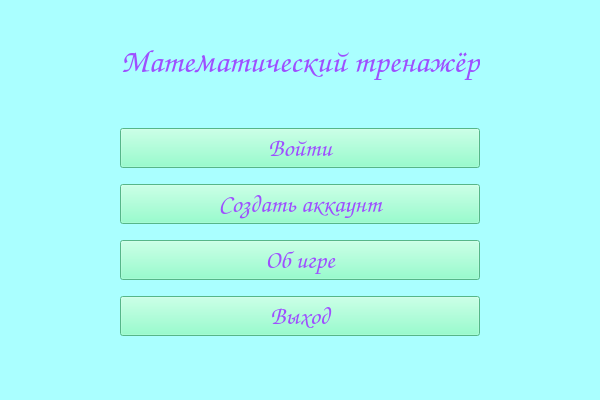
This is mainwindow.ui in Vladusecho/MathTrainer as Qt 5 draws it before an edit. The edited form follows.
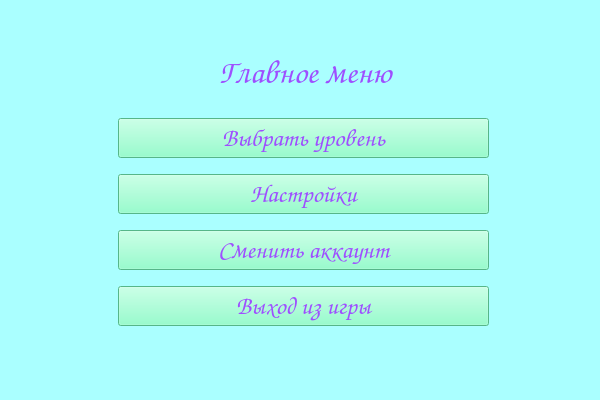
This is the edited form. The open tabs and pages were chosen to show the change.

Commit message: Update mainwindow. Now it has widget stack and I added new activity with main menu. Create functions switch account and exit the game in new activity

```diff
--- a/mainwindow.ui
+++ b/mainwindow.ui
@@ -35,10 +35,20 @@
    <string notr="true">background :rgb(170, 255, 255)</string>
   </property>
   <widget class="QWidget" name="centralwidget">
+   <widget class="QStackedWidget" name="mainStack">
+    <property name="geometry">
+     <rect>
+      <x>9</x>
+      <y>9</y>
+      <width>581</width>
+      <height>361</height>
+     </rect>
+    </property>
+    <widget class="QWidget" name="main">
    <widget class="QWidget" name="gridLayoutWidget">
     <property name="geometry">
      <rect>
-      <x>0</x>
+        <x>-10</x>
       <y>0</y>
       <width>601</width>
       <height>351</height>
@@ -230,6 +240,190 @@
     </layout>
    </widget>
   </widget>
+    <widget class="QWidget" name="game">
+     <widget class="QLabel" name="ll_main_menu">
+      <property name="geometry">
+       <rect>
+        <x>80</x>
+        <y>40</y>
+        <width>432</width>
+        <height>46</height>
+       </rect>
+      </property>
+      <property name="sizePolicy">
+       <sizepolicy hsizetype="Maximum" vsizetype="Maximum">
+        <horstretch>0</horstretch>
+        <verstretch>0</verstretch>
+       </sizepolicy>
+      </property>
+      <property name="font">
+       <font>
+        <family>Comic Sans MS</family>
+        <pointsize>25</pointsize>
+        <bold>true</bold>
+       </font>
+      </property>
+      <property name="styleSheet">
+       <string notr="true">color:rgb(158, 79, 255)</string>
+      </property>
+      <property name="text">
+       <string>Главное меню</string>
+      </property>
+      <property name="alignment">
+       <set>Qt::AlignmentFlag::AlignCenter</set>
+      </property>
+     </widget>
+     <widget class="QWidget" name="verticalLayoutWidget">
+      <property name="geometry">
+       <rect>
+        <x>109</x>
+        <y>99</y>
+        <width>371</width>
+        <height>231</height>
+       </rect>
+      </property>
+      <layout class="QVBoxLayout" name="verticalLayout">
+       <item>
+        <widget class="QPushButton" name="btn_select_lvl">
+         <property name="sizePolicy">
+          <sizepolicy hsizetype="Minimum" vsizetype="Maximum">
+           <horstretch>0</horstretch>
+           <verstretch>0</verstretch>
+          </sizepolicy>
+         </property>
+         <property name="font">
+          <font>
+           <family>Comic Sans MS</family>
+           <pointsize>19</pointsize>
+           <bold>true</bold>
+           <stylestrategy>PreferDefault</stylestrategy>
+          </font>
+         </property>
+         <property name="cursor">
+          <cursorShape>PointingHandCursor</cursorShape>
+         </property>
+         <property name="layoutDirection">
+          <enum>Qt::LayoutDirection::LeftToRight</enum>
+         </property>
+         <property name="styleSheet">
+          <string notr="true">color:rgb(158, 79, 255);
+background:rgb(120, 255, 192)</string>
+         </property>
+         <property name="text">
+          <string>Выбрать уровень</string>
+         </property>
+         <property name="autoDefault">
+          <bool>false</bool>
+         </property>
+        </widget>
+       </item>
+       <item>
+        <widget class="QPushButton" name="btn_settings">
+         <property name="sizePolicy">
+          <sizepolicy hsizetype="Minimum" vsizetype="Maximum">
+           <horstretch>0</horstretch>
+           <verstretch>0</verstretch>
+          </sizepolicy>
+         </property>
+         <property name="font">
+          <font>
+           <family>Comic Sans MS</family>
+           <pointsize>19</pointsize>
+           <bold>true</bold>
+           <stylestrategy>PreferDefault</stylestrategy>
+          </font>
+         </property>
+         <property name="cursor">
+          <cursorShape>PointingHandCursor</cursorShape>
+         </property>
+         <property name="layoutDirection">
+          <enum>Qt::LayoutDirection::LeftToRight</enum>
+         </property>
+         <property name="styleSheet">
+          <string notr="true">color:rgb(158, 79, 255);
+background:rgb(120, 255, 192)</string>
+         </property>
+         <property name="text">
+          <string>Настройки</string>
+         </property>
+         <property name="autoDefault">
+          <bool>false</bool>
+         </property>
+        </widget>
+       </item>
+       <item>
+        <widget class="QPushButton" name="btn_change_account">
+         <property name="sizePolicy">
+          <sizepolicy hsizetype="Minimum" vsizetype="Maximum">
+           <horstretch>0</horstretch>
+           <verstretch>0</verstretch>
+          </sizepolicy>
+         </property>
+         <property name="font">
+          <font>
+           <family>Comic Sans MS</family>
+           <pointsize>19</pointsize>
+           <bold>true</bold>
+           <stylestrategy>PreferDefault</stylestrategy>
+          </font>
+         </property>
+         <property name="cursor">
+          <cursorShape>PointingHandCursor</cursorShape>
+         </property>
+         <property name="layoutDirection">
+          <enum>Qt::LayoutDirection::LeftToRight</enum>
+         </property>
+         <property name="styleSheet">
+          <string notr="true">color:rgb(158, 79, 255);
+background:rgb(120, 255, 192)</string>
+         </property>
+         <property name="text">
+          <string>Сменить аккаунт</string>
+         </property>
+         <property name="autoDefault">
+          <bool>false</bool>
+         </property>
+        </widget>
+       </item>
+       <item>
+        <widget class="QPushButton" name="btn_exit_game">
+         <property name="sizePolicy">
+          <sizepolicy hsizetype="Minimum" vsizetype="Maximum">
+           <horstretch>0</horstretch>
+           <verstretch>0</verstretch>
+          </sizepolicy>
+         </property>
+         <property name="font">
+          <font>
+           <family>Comic Sans MS</family>
+           <pointsize>19</pointsize>
+           <bold>true</bold>
+           <stylestrategy>PreferDefault</stylestrategy>
+          </font>
+         </property>
+         <property name="cursor">
+          <cursorShape>PointingHandCursor</cursorShape>
+         </property>
+         <property name="layoutDirection">
+          <enum>Qt::LayoutDirection::LeftToRight</enum>
+         </property>
+         <property name="styleSheet">
+          <string notr="true">color:rgb(158, 79, 255);
+background:rgb(120, 255, 192)</string>
+         </property>
+         <property name="text">
+          <string>Выход из игры</string>
+         </property>
+         <property name="autoDefault">
+          <bool>false</bool>
+         </property>
+        </widget>
+       </item>
+      </layout>
+     </widget>
+    </widget>
+   </widget>
+  </widget>
   <widget class="QMenuBar" name="menubar">
    <property name="geometry">
     <rect>
```
Left out of the diff: 2 changed lines with no effect on the pictures. Lines whose indentation alone changed are shown as unchanged. The commit also changes 7 other files.
